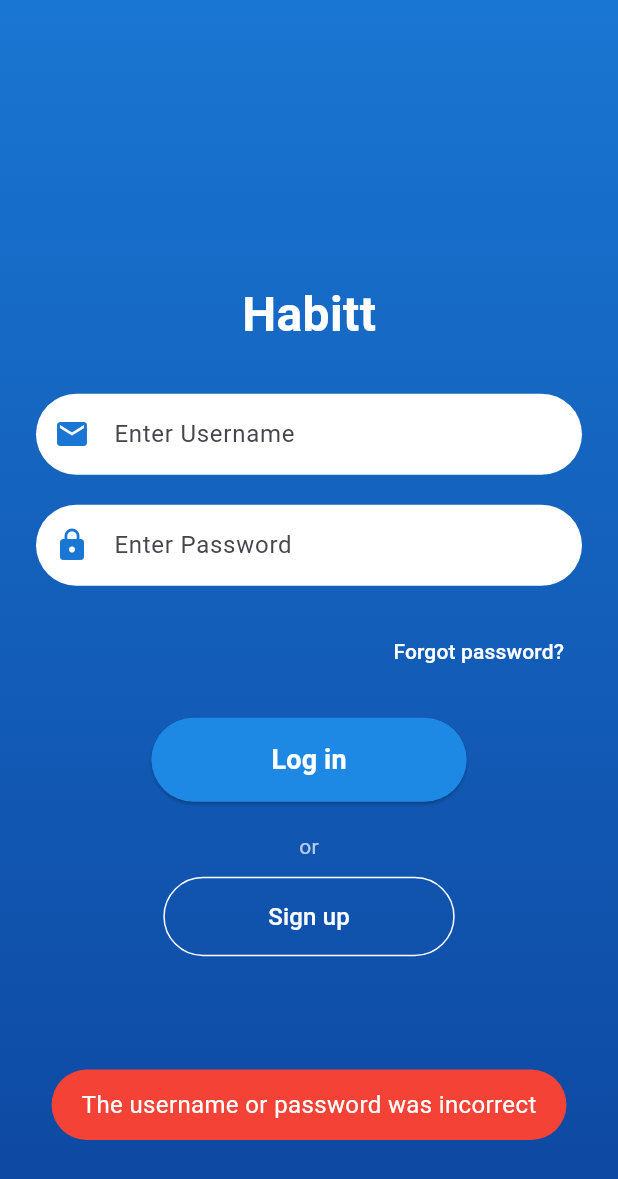
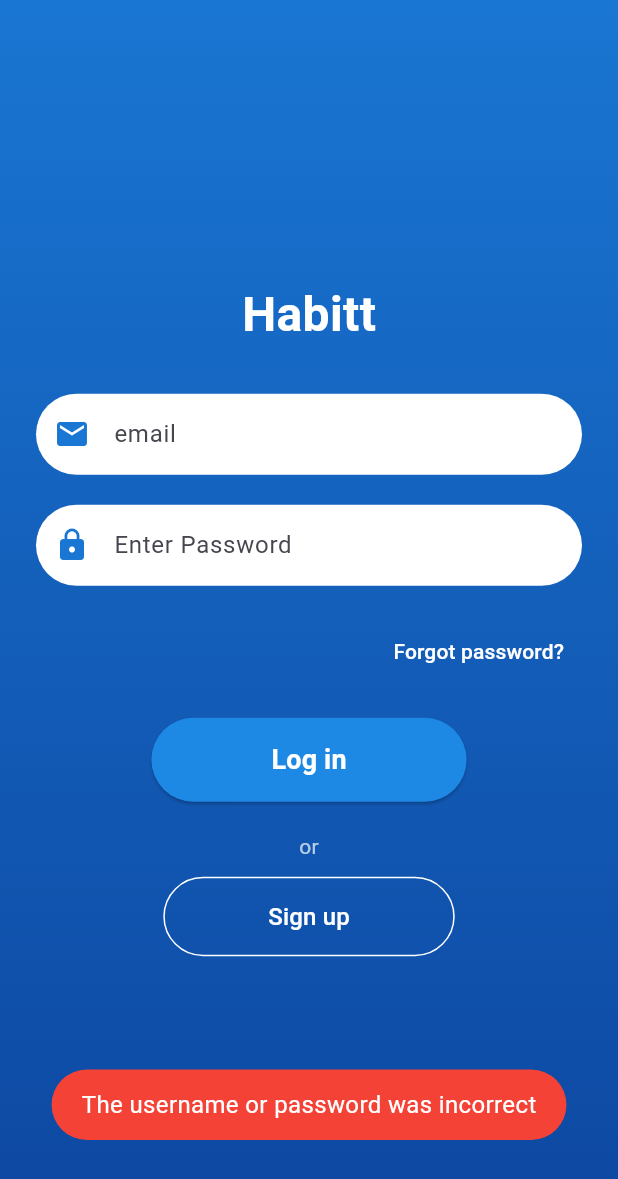
Before and after one commit to Denilson237/Habit-Tracking-App, a Flutter app: the screen it shows after launch, after a tap on "Log in", on a phone screen of 412 x 824 dp. Shown: the top 1179 px of the screen. Run offline on Flutter 3.47's test engine with Material 3 defaults, Android fonts, the phone set to English and light mode, and no system bars; our stand-ins replace fluttertoast, shared_preferences; missing offline and left inert: dart:html.

Commit message:
capstone project with flutter

```diff
--- a/habit_tracking/lib/screens/login_screen.dart
+++ b/habit_tracking/lib/screens/login_screen.dart
@@ -8,14 +8,14 @@ class LoginScreen extends StatefulWidget {
   _LoginScreenState createState() => _LoginScreenState();
 }
 class _LoginScreenState extends State<LoginScreen> {
-  final _usernameController = TextEditingController();
+  final _emailController = TextEditingController();
   final _passwordController = TextEditingController();
   // Default credentials
   final String defaultUsername = 'testuser';
   final String defaultPassword = 'password123';
   final String defaultemail = 'test@gmail.com';
   void _login() async {
-    final username = _usernameController.text;
+    final username = _emailController.text;
     final password = _passwordController.text;
     SharedPreferences prefs = await SharedPreferences.getInstance();
     // Check against default credentials
@@ -76,11 +76,11 @@ class _LoginScreenState extends State<LoginScreen> {
                     borderRadius: BorderRadius.circular(30),
                   ),
                   child: TextField(
-                    controller: _usernameController,
+                    controller: _emailController,
                     decoration: InputDecoration(
                       prefixIcon:
                           Icon(Icons.email, color: Colors.blue.shade700),
-                      hintText: 'Enter Username',
+                      hintText: 'email',
                       border: InputBorder.none,
                       contentPadding:
                           EdgeInsets.symmetric(horizontal: 20, vertical: 15),
```
